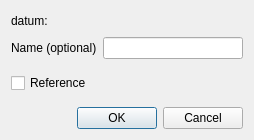
southseact-3d/fcd, file src/Mod/Sketcher/Gui/InsertDatum.ui: the form before one commit.
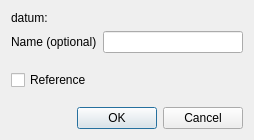
The form after the commit. Custom widgets are drawn as their Qt base class.

Commit message:
Sketcher: [skip ci] revert minimum size hint from widgets in datum dialog because this leads to a squashed appearance on some systems.
For more details see: https://forum.freecadweb.org/viewtopic.php?f=34&t=52139

The edit to the form file:
```diff
--- a/src/Mod/Sketcher/Gui/InsertDatum.ui
+++ b/src/Mod/Sketcher/Gui/InsertDatum.ui
@@ -40,12 +40,6 @@
          <verstretch>0</verstretch>
         </sizepolicy>
        </property>
-       <property name="minimumSize">
-        <size>
-         <width>0</width>
-         <height>20</height>
-        </size>
-       </property>
       </widget>
      </item>
      <item row="1" column="0">
@@ -63,12 +57,6 @@
          <verstretch>0</verstretch>
         </sizepolicy>
        </property>
-       <property name="minimumSize">
-        <size>
-         <width>0</width>
-         <height>20</height>
-        </size>
-       </property>
        <property name="toolTip">
         <string>Constraint name (available for expressions)</string>
        </property>
```
